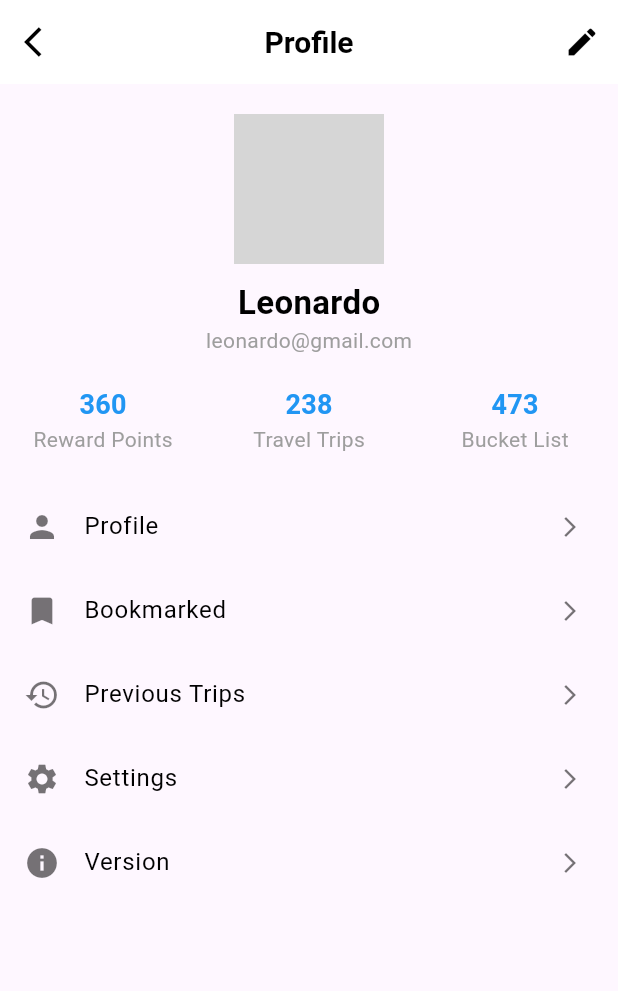
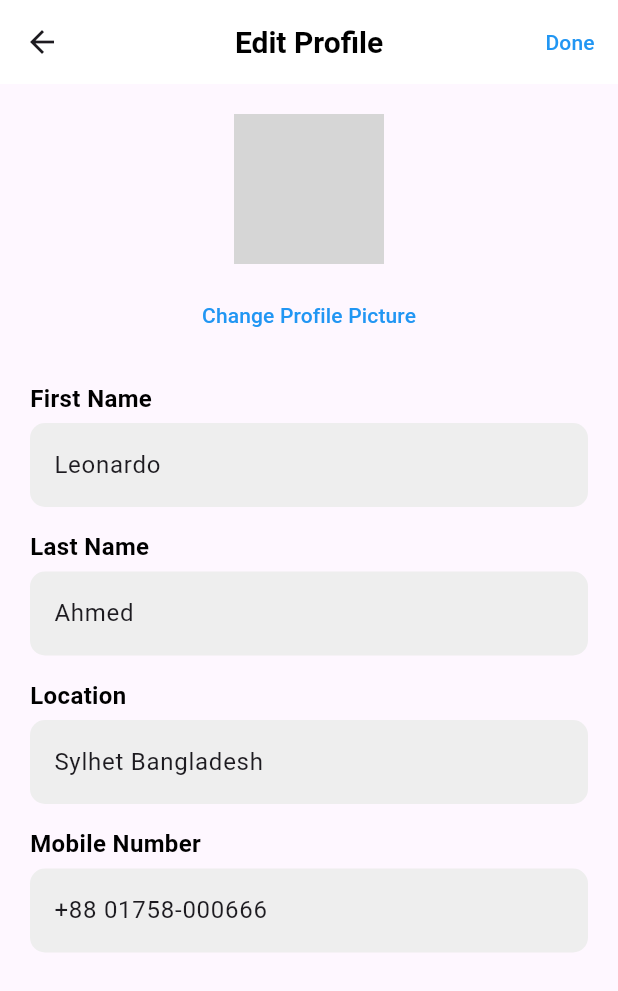
Before and after one commit to Rizwanriz079/totalx_ui, a Flutter app: the ProfileScreen screen opened directly, after a tap on the "edit" icon, on a phone screen of 412 x 824 dp. Shown: the top 991 px of the screen. Run offline on Flutter 3.47's test engine with Material 3 defaults, Android fonts, the phone set to English and light mode, and no system bars; our stand-ins replace curved_navigation_bar, get, image_picker, share_plus; Roboto replaces fonts that are missing (Satoshi); grey boxes are pictures that could not be loaded.

Commit message:
travel app

```diff
--- /dev/null
+++ b/lib/new_travely/controller/profile_controller.dart
@@ -0,0 +1,12 @@
+import 'package:get/get.dart';
+import 'package:get/get_state_manager/src/simple/get_controllers.dart';
+
+class ProfileController extends GetxController {
+  var firstName = 'Leonardo'.obs;
+  var lastName = 'Ahmed'.obs;
+  var location = 'Sylhet Bangladesh'.obs;
+  var mobileNumber = '+88 01758-000666'.obs;
+  var rewardPoints = 360.obs;
+  var travelTrips = 238.obs;
+  var bucketList = 473.obs;
+}
--- a/lib/new_travely/profile.dart
+++ b/lib/new_travely/profile.dart
@@ -1,13 +1,8 @@
 import 'package:flutter/material.dart';
 import 'package:get/get.dart';
+import 'constant/constant.dart';
+import 'controller/profile_controller.dart';
 
-import 'constant/constant.dart';
-
-class ProfileController extends GetxController {
-  var rewardPoints = 360.obs;
-  var travelTrips = 238.obs;
-  var bucketList = 473.obs;
-}
 
 class ProfileScreen extends StatelessWidget {
   final ProfileController controller = Get.put(ProfileController());
@@ -25,7 +20,9 @@ class ProfileScreen extends StatelessWidget {
         actions: [
           IconButton(
             icon: Icon(Icons.edit, color: Colors.black),
-            onPressed: () {},
+            onPressed: () {
+              Get.to(() => EditProfileScreen());
+            },
           ),
         ],
         backgroundColor: Colors.white,
@@ -40,14 +37,14 @@ class ProfileScreen extends StatelessWidget {
               backgroundImage: AssetImage('assets/Profile.jpg'),
             ),
             SizedBox(height: 10),
-            Text(
-              'Leonardo',
+            Obx(() => Text(
+              controller.firstName.value,
               style: AppTextStyle.satoshi(fontSize: 22, fontWeight: FontWeight.bold, color: Colors.black),
-            ),
-            Text(
-              'leonardo@gmail.com',
+            )),
+            Obx(() => Text(
+              controller.lastName.value,
               style: AppTextStyle.satoshi(fontSize: 14, fontWeight: FontWeight.normal, color: Colors.grey),
-            ),
+            )),
             SizedBox(height: 20),
             Row(
               mainAxisAlignment: MainAxisAlignment.center,
@@ -98,3 +95,82 @@ class ProfileScreen extends StatelessWidget {
     );
   }
 }
+
+class EditProfileScreen extends StatelessWidget {
+  final ProfileController controller = Get.find();
+  final TextEditingController firstNameController = TextEditingController();
+  final TextEditingController lastNameController = TextEditingController();
+  final TextEditingController locationController = TextEditingController();
+  final TextEditingController mobileNumberController = TextEditingController();
+
+  @override
+  Widget build(BuildContext context) {
+    firstNameController.text = controller.firstName.value;
+    lastNameController.text = controller.lastName.value;
+    locationController.text = controller.location.value;
+    mobileNumberController.text = controller.mobileNumber.value;
+
+    return Scaffold(
+      appBar: AppBar(
+        title: Text('Edit Profile', style: AppTextStyle.satoshi(fontSize: 20, fontWeight: FontWeight.bold, color: Colors.black)),
+        centerTitle: true,
+        actions: [
+          TextButton(
+            onPressed: () {
+              controller.firstName.value = firstNameController.text;
+              controller.lastName.value = lastNameController.text;
+              controller.location.value = locationController.text;
+              controller.mobileNumber.value = mobileNumberController.text;
+              Get.back();
+            },
+            child: Text('Done', style: TextStyle(color: Colors.blue)),
+          ),
+        ],
+        backgroundColor: Colors.white,
+        elevation: 0,
+      ),
+      body: SingleChildScrollView(
+        padding: EdgeInsets.all(20),
+        child: Column(
+          children: [
+            CircleAvatar(
+              radius: 50,
+              backgroundImage: AssetImage('assets/Profile.jpg'),
+            ),
+            SizedBox(height: 10),
+            TextButton(
+              onPressed: () {},
+              child: Text('Change Profile Picture', style: TextStyle(color: Colors.blue)),
+            ),
+            SizedBox(height: 20),
+            buildTextField('First Name', firstNameController),
+            buildTextField('Last Name', lastNameController),
+            buildTextField('Location', locationController),
+            buildTextField('Mobile Number', mobileNumberController),
+          ],
+        ),
+      ),
+    );
+  }
+
+  Widget buildTextField(String label, TextEditingController controller) {
+    return Padding(
+      padding: const EdgeInsets.only(bottom: 15.0),
+      child: Column(
+        crossAxisAlignment: CrossAxisAlignment.start,
+        children: [
+          Text(label, style: AppTextStyle.satoshi(fontSize: 16, fontWeight: FontWeight.bold, color: Colors.black)),
+          SizedBox(height: 5),
+          TextField(
+            controller: controller,
+            decoration: InputDecoration(
+              filled: true,
+              fillColor: Colors.grey[200],
+              border: OutlineInputBorder(borderRadius: BorderRadius.circular(10), borderSide: BorderSide.none),
+            ),
+          ),
+        ],
+      ),
+    );
+  }
+}
```
Also changed, not shown: lib/new_travely/controller/fav_controller.dart (added, +14 -0 lines), lib/new_travely/fav_screen.dart (added, +86 -0 lines), 1 other file.
